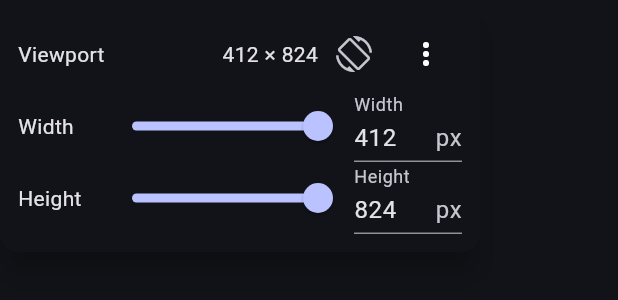
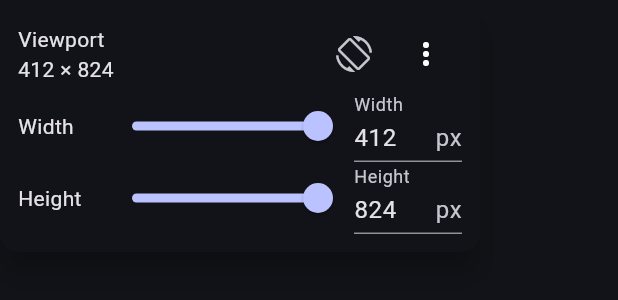
Before and after one commit to ivofernandes/flutter_debugging_tools, a Flutter app: the _ViewportControls widget shown alone on an empty page, opened directly with empty values, on a phone screen of 412 x 824 dp. Shown: the top 300 px of the screen. Run offline on Flutter 3.47's test engine with Material 3 defaults, Android fonts, the phone set to English and light mode, and no system bars; our stand-ins replace device_info_plus, shared_preferences, sqflite, sqflite_common_ffi; accounts and stored records are empty.

Commit message:
Fix screen size simulator widget tests

```diff
--- a/lib/src/tools/screen_size_simulator.dart
+++ b/lib/src/tools/screen_size_simulator.dart
@@ -275,10 +275,19 @@ class _ViewportControls extends StatelessWidget {
             children: [
               Row(
                 children: [
-                  const Text('Viewport'),
-                  const Spacer(),
-                  Text(
-                    '${viewport.width.round()} × ${viewport.height.round()}',
+                  Expanded(
+                    child: Column(
+                      crossAxisAlignment: CrossAxisAlignment.start,
+                      children: [
+                        const Text('Viewport'),
+                        Text(
+                          '${viewport.width.round()} × '
+                          '${viewport.height.round()}',
+                          maxLines: 1,
+                          overflow: TextOverflow.ellipsis,
+                        ),
+                      ],
+                    ),
                   ),
                   IconButton(
                     tooltip: 'Rotate viewport',
--- a/lib/src/widgets/debugging_drawer.dart
+++ b/lib/src/widgets/debugging_drawer.dart
@@ -232,7 +232,7 @@ class _DebuggingDrawerState extends State<DebuggingDrawer> {
                                         ),
                                       );
                                     },
-                                body: ColoredBox(
+                                body: Material(
                                   color: colors.surface,
                                   child: Padding(
                                     padding: const EdgeInsets.only(
```
Also changed, not shown: 1 other file.
